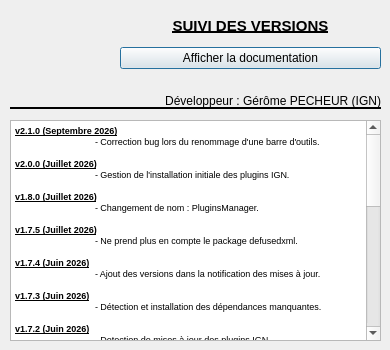
First picture: the form in ui/aproposde.ui, repository IGNF/PluginsManager-qgis-plugin, before the edit.
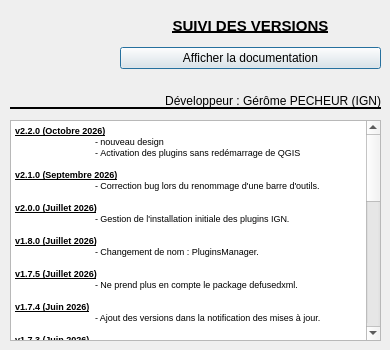
Second picture: the form after the edit. Icons and pictures are not drawn.

Patch:
```diff
--- a/ui/aproposde.ui
+++ b/ui/aproposde.ui
@@ -100,6 +100,10 @@
 &lt;html&gt;&lt;head&gt;&lt;meta name=&quot;qrichtext&quot; content=&quot;1&quot; /&gt;&lt;style type=&quot;text/css&quot;&gt;
 p, li { white-space: pre-wrap; }
 &lt;/style&gt;&lt;/head&gt;&lt;body style=&quot; font-family:'MS Shell Dlg 2'; font-size:8.25pt; font-weight:400; font-style:normal;&quot;&gt;
+&lt;p style=&quot; margin-top:0px; margin-bottom:0px; margin-left:0px; margin-right:0px; -qt-block-indent:0; text-indent:0px;&quot;&gt;&lt;span style=&quot; font-size:7pt; font-weight:600; text-decoration: underline;&quot;&gt;v2.2.0 (Octobre 2026)&lt;/span&gt;&lt;/p&gt;
+&lt;p style=&quot; margin-top:0px; margin-bottom:0px; margin-left:0px; margin-right:0px; -qt-block-indent:0; text-indent:0px;&quot;&gt;&lt;span style=&quot; font-size:7pt;&quot;&gt;	&lt;/span&gt;&lt;span style=&quot; font-size:7pt; color:#000000;&quot;&gt;- &lt;/span&gt;&lt;span style=&quot; font-family:'JetBrains Mono','monospace'; font-size:7pt; color:#000000;&quot;&gt;nouveau design&lt;/span&gt;&lt;/p&gt;
+&lt;p style=&quot; margin-top:0px; margin-bottom:0px; margin-left:0px; margin-right:0px; -qt-block-indent:0; text-indent:0px;&quot;&gt;&lt;span style=&quot; font-family:'JetBrains Mono','monospace'; font-size:7pt; color:#000000;&quot;&gt;	&lt;/span&gt;&lt;span style=&quot; font-size:7pt; color:#000000;&quot;&gt;- &lt;/span&gt;&lt;span style=&quot; font-size:7pt;&quot;&gt;Activation des plugins sans redémarrage de QGIS&lt;/span&gt;&lt;/p&gt;
+&lt;p style=&quot;-qt-paragraph-type:empty; margin-top:0px; margin-bottom:0px; margin-left:0px; margin-right:0px; -qt-block-indent:0; text-indent:0px; font-family:'JetBrains Mono','monospace'; font-size:7pt; color:#000000;&quot;&gt;&lt;br /&gt;&lt;/p&gt;
 &lt;p style=&quot; margin-top:0px; margin-bottom:0px; margin-left:0px; margin-right:0px; -qt-block-indent:0; text-indent:0px;&quot;&gt;&lt;span style=&quot; font-size:7pt; font-weight:600; text-decoration: underline;&quot;&gt;v2.1.0 (Septembre 2026)&lt;/span&gt;&lt;/p&gt;
 &lt;p style=&quot; margin-top:0px; margin-bottom:0px; margin-left:0px; margin-right:0px; -qt-block-indent:0; text-indent:0px;&quot;&gt;&lt;span style=&quot; font-size:7pt;&quot;&gt;	&lt;/span&gt;&lt;span style=&quot; font-size:7pt; color:#000000;&quot;&gt;- &lt;/span&gt;&lt;span style=&quot; font-family:'JetBrains Mono','monospace'; font-size:7pt; color:#000000;&quot;&gt;Correction bug lors du renommage d'une barre d'outils.&lt;/span&gt;&lt;/p&gt;
 &lt;p style=&quot;-qt-paragraph-type:empty; margin-top:0px; margin-bottom:0px; margin-left:0px; margin-right:0px; -qt-block-indent:0; text-indent:0px; font-size:7pt;&quot;&gt;&lt;br /&gt;&lt;/p&gt;
```
